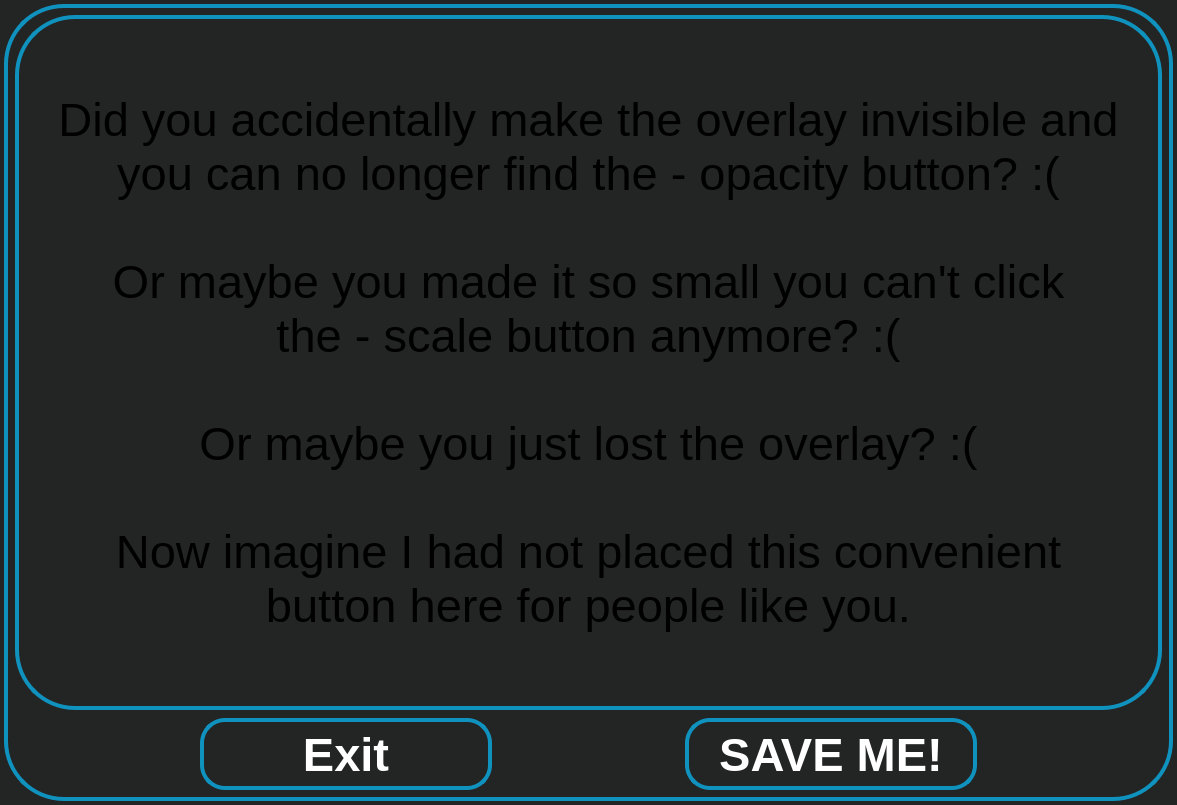
Qt form src/userinterface/panicdashboard.ui (Trixxle/SeamenPerformanceOverlay) before a commit.
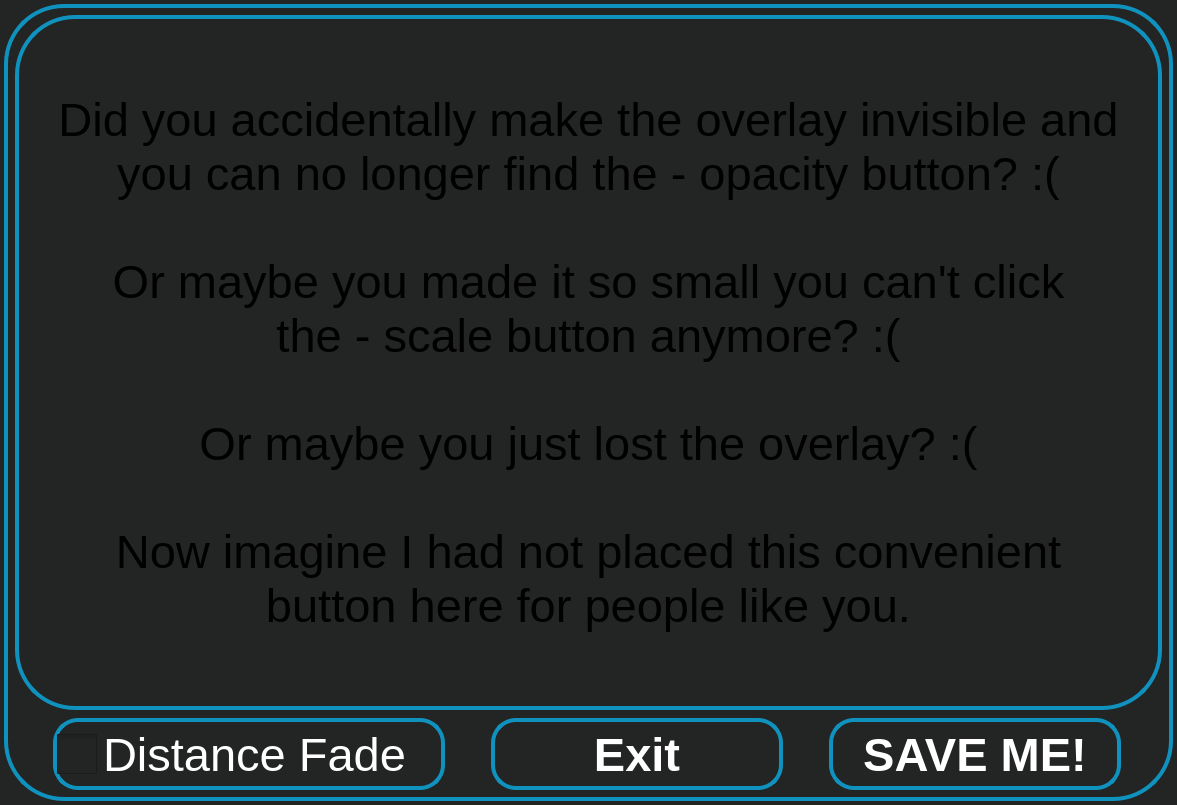
The same form after that commit.

Commit message: Added a distance fade functioanlity. Can be toggles in the panic dashboard. WIP UI and planning on allowing to change distance from which it fades.

```diff
--- a/src/userinterface/panicdashboard.ui
+++ b/src/userinterface/panicdashboard.ui
@@ -69,6 +69,62 @@
      </item>
      <item>
       <layout class="QHBoxLayout" name="horizontalLayout">
+       <item>
+        <widget class="QCheckBox" name="distanceFadeCheck">
+         <property name="minimumSize">
+          <size>
+           <width>400</width>
+           <height>80</height>
+          </size>
+         </property>
+         <property name="maximumSize">
+          <size>
+           <width>400</width>
+           <height>80</height>
+          </size>
+         </property>
+         <property name="font">
+          <font>
+           <pointsize>35</pointsize>
+           <italic>false</italic>
+           <underline>false</underline>
+          </font>
+         </property>
+         <property name="layoutDirection">
+          <enum>Qt::LayoutDirection::LeftToRight</enum>
+         </property>
+         <property name="styleSheet">
+          <string notr="true">	QCheckBox::indicator {
+    	 width: 40px;
+     	height: 40px;
+ 	}
+
+    QCheckBox {
+        color: white;
+		border-radius: 25px;
+    }
+
+    QCheckBox:hover {
+        background-color: #262626;
+    }
+
+    QCheckBox:pressed {
+        background-color: #1EAEED;
+        border-color: #1EAEED;
+        color: black;
+    }</string>
+         </property>
+         <property name="text">
+          <string>Distance Fade</string>
+         </property>
+         <property name="checked">
+          <bool>false</bool>
+         </property>
+         <property name="tristate">
+          <bool>false</bool>
+         </property>
+        </widget>
+       </item>
        <item>
         <widget class="QPushButton" name="panicQuitButton">
          <property name="sizePolicy">
```
The commit also changes 5 other files.
